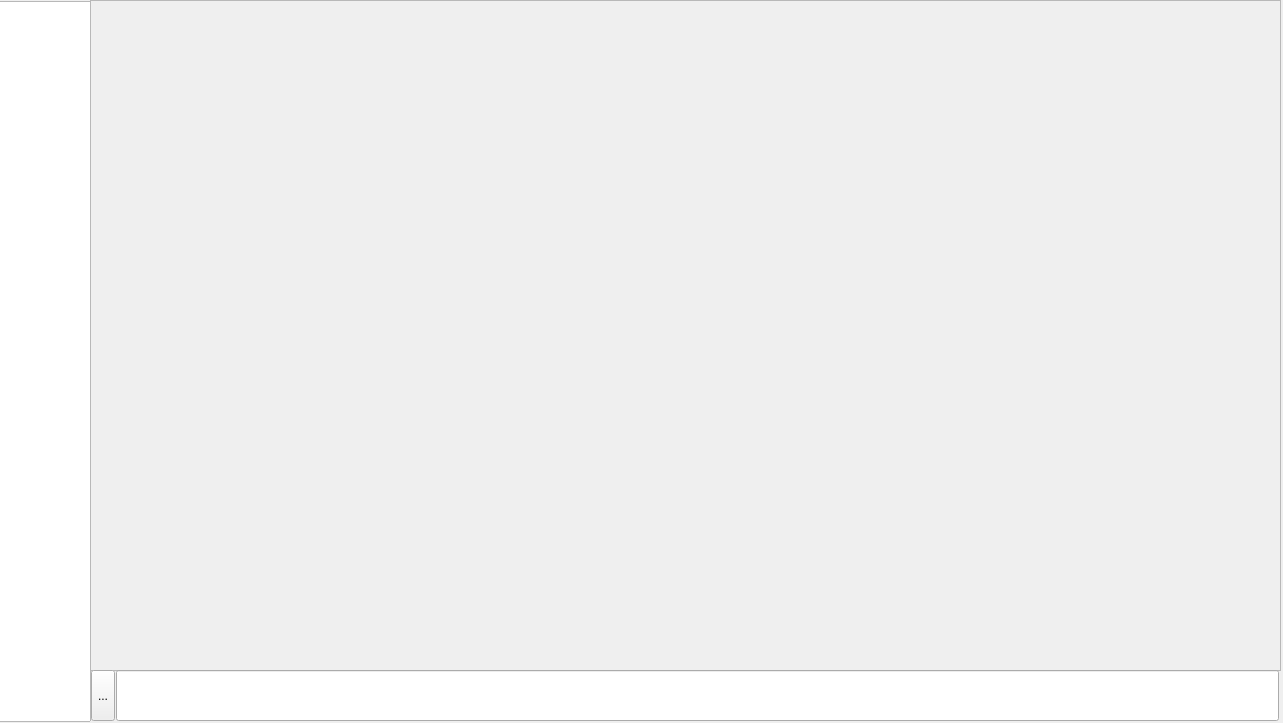
Qt form client.ui (MrSteelRat/Client) before a commit.
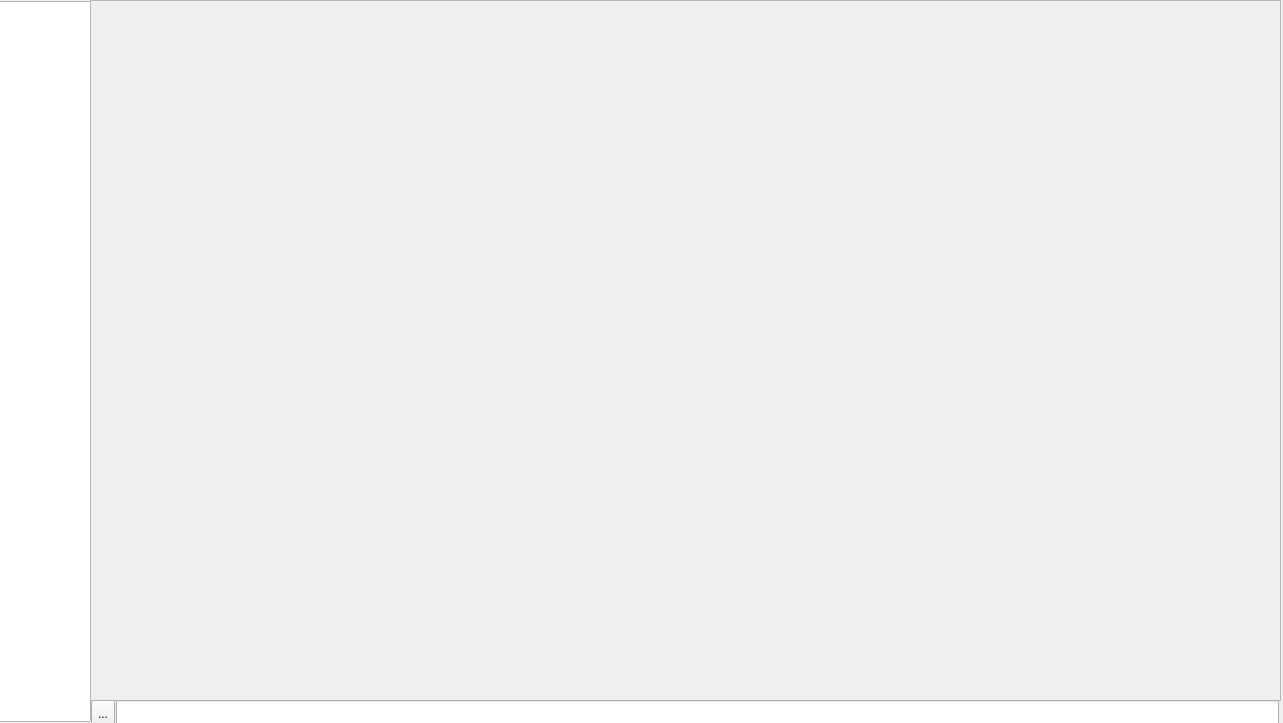
The same form after that commit.

Commit message: add functional styleSheet

```diff
--- a/client.ui
+++ b/client.ui
@@ -19,7 +19,7 @@
      <x>90</x>
      <y>0</y>
      <width>1191</width>
-     <height>671</height>
+     <height>701</height>
     </rect>
    </property>
    <property name="widgetResizable">
@@ -31,7 +31,7 @@
       <x>0</x>
       <y>0</y>
       <width>1189</width>
-      <height>669</height>
+      <height>699</height>
      </rect>
     </property>
    </widget>
@@ -46,13 +46,13 @@
     </rect>
    </property>
   </widget>
-  <widget class="QWidget" name="">
+  <widget class="QWidget" name="layoutWidget">
    <property name="geometry">
     <rect>
      <x>90</x>
-     <y>670</y>
+     <y>700</y>
      <width>1189</width>
-     <height>51</height>
+     <height>27</height>
     </rect>
    </property>
    <layout class="QHBoxLayout" name="horizontalLayout_2" stretch="1,0">
```
The commit also changes 1 other file.
